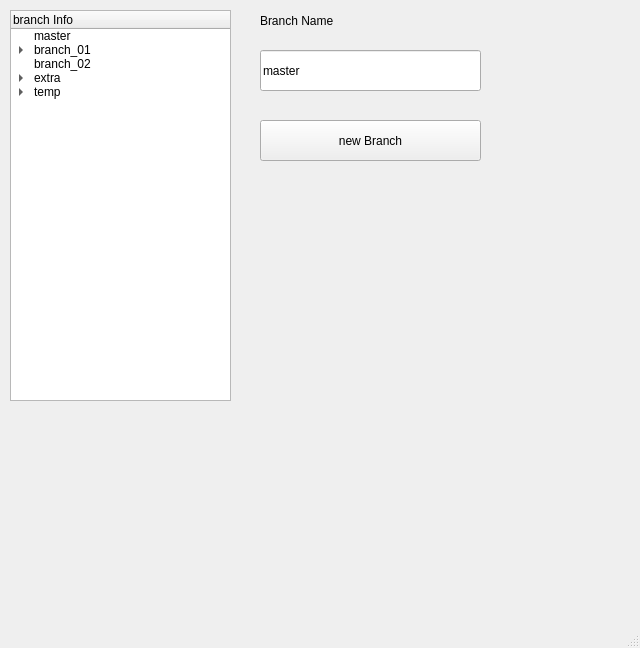
Above: publishTool/createbranchtest_01.ui from alphaelf0080/ribGen before the change. Below: the same form after it.
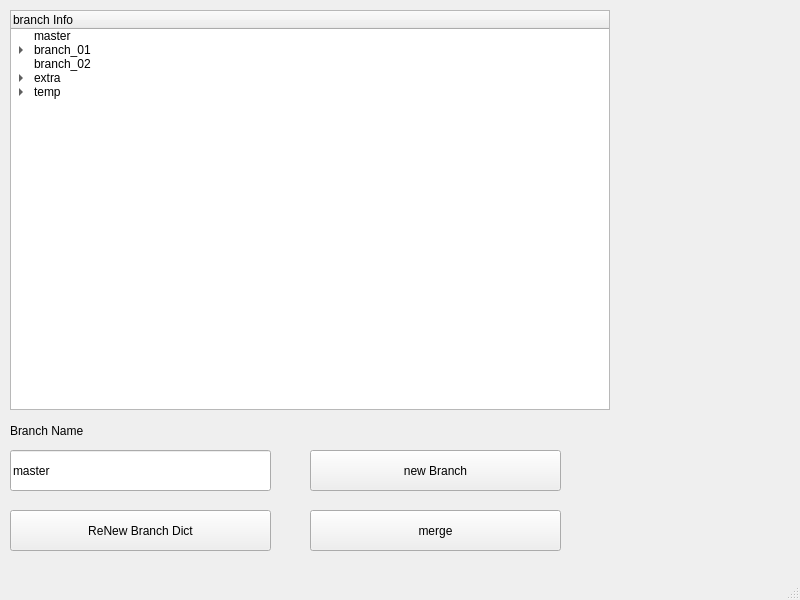
That is the form after the change.

The edit to the form file:
```diff
--- a/publishTool/createbranchtest_01.ui
+++ b/publishTool/createbranchtest_01.ui
@@ -6,8 +6,8 @@
    <rect>
     <x>0</x>
     <y>0</y>
-    <width>640</width>
-    <height>648</height>
+    <width>800</width>
+    <height>600</height>
    </rect>
   </property>
   <property name="windowTitle">
@@ -17,9 +17,9 @@
    <widget class="QPushButton" name="pushButton_createNewBranch">
     <property name="geometry">
      <rect>
-      <x>260</x>
-      <y>120</y>
-      <width>221</width>
+      <x>310</x>
+      <y>450</y>
+      <width>251</width>
       <height>41</height>
      </rect>
     </property>
@@ -30,9 +30,9 @@
    <widget class="QLineEdit" name="lineEdit_branchName">
     <property name="geometry">
      <rect>
-      <x>260</x>
-      <y>50</y>
-      <width>221</width>
+      <x>10</x>
+      <y>450</y>
+      <width>261</width>
       <height>41</height>
      </rect>
     </property>
@@ -43,8 +43,8 @@
    <widget class="QLabel" name="label">
     <property name="geometry">
      <rect>
-      <x>260</x>
-      <y>10</y>
+      <x>10</x>
+      <y>420</y>
       <width>161</width>
       <height>21</height>
      </rect>
@@ -58,8 +58,8 @@
      <rect>
       <x>10</x>
       <y>10</y>
-      <width>221</width>
-      <height>391</height>
+      <width>600</width>
+      <height>400</height>
      </rect>
     </property>
     <column>
@@ -143,6 +143,32 @@
      </item>
     </item>
    </widget>
+   <widget class="QPushButton" name="pushButton_reNewBranchDict">
+    <property name="geometry">
+     <rect>
+      <x>10</x>
+      <y>510</y>
+      <width>261</width>
+      <height>41</height>
+     </rect>
+    </property>
+    <property name="text">
+     <string>ReNew Branch Dict</string>
+    </property>
+   </widget>
+   <widget class="QPushButton" name="pushButton_mergeToMaster">
+    <property name="geometry">
+     <rect>
+      <x>310</x>
+      <y>510</y>
+      <width>251</width>
+      <height>41</height>
+     </rect>
+    </property>
+    <property name="text">
+     <string>merge</string>
+    </property>
+   </widget>
   </widget>
   <widget class="QStatusBar" name="statusbar"/>
  </widget>
```
